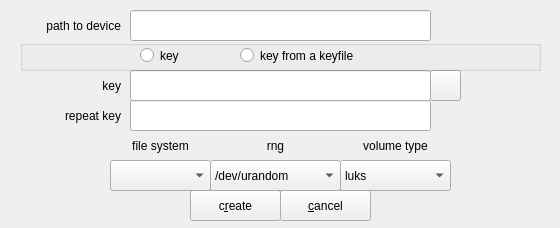
Qt form zuluCrypt-gui/createpartition.ui (mhogomchungu/zuluCrypt) before a commit.
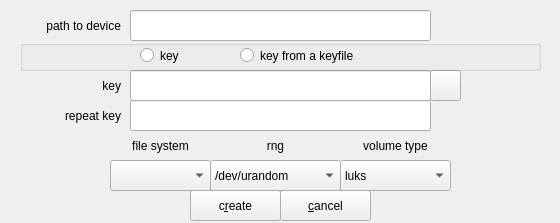
The same form after that commit.

Diff of the .ui file:
```diff
--- a/zuluCrypt-gui/createpartition.ui
+++ b/zuluCrypt-gui/createpartition.ui
@@ -10,7 +10,7 @@
     <x>0</x>
     <y>0</y>
     <width>560</width>
-    <height>228</height>
+    <height>223</height>
    </rect>
   </property>
   <property name="windowTitle">
```
